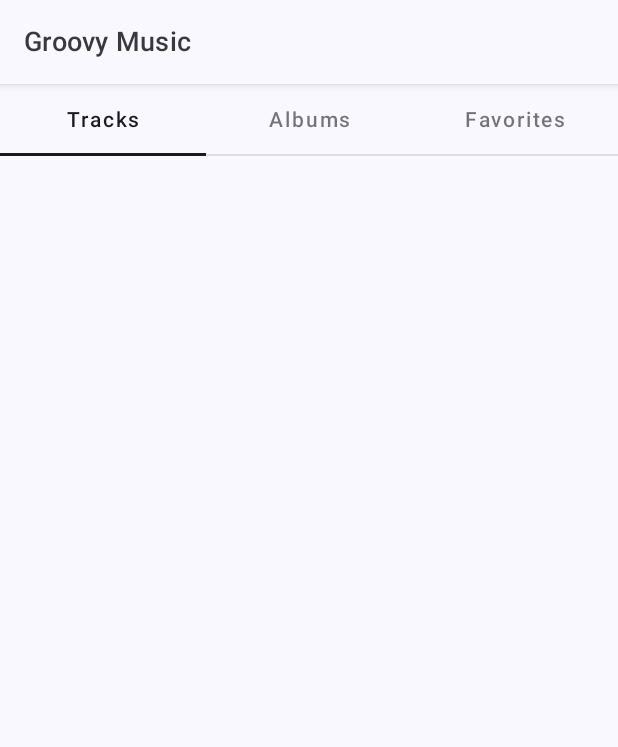
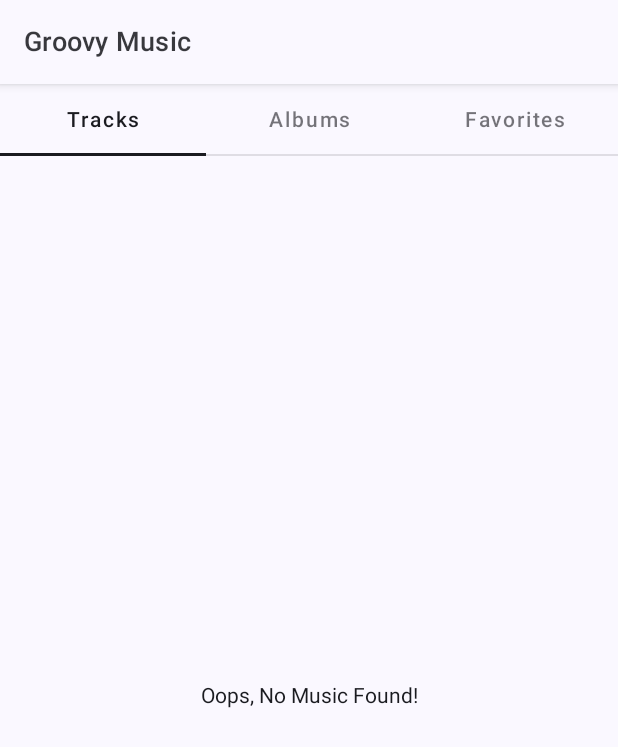
Before and after one commit to BitMavrick/Groovy, an Android app built with Jetpack Compose: the screen it shows after launch (MainActivity), on a phone screen of 412 x 824 dp. Shown: the top 747 px of the screen. Run offline under Robolectric (Android 15) with nearby library versions, the phone set to English and light mode, and no system bars; our stand-ins replace accompanist.

Commit message:
Little refinement

```diff
--- a/app/src/main/java/com/playmakers/groovy/ui/home/HomeScreen.kt
+++ b/app/src/main/java/com/playmakers/groovy/ui/home/HomeScreen.kt
@@ -116,10 +116,26 @@ fun TracksScreen(){
     val musicFiles = remember { getMusic(context) }
 
     Surface(color = MaterialTheme.colorScheme.background) {
-        LazyColumn(modifier = Modifier.fillMaxSize()){
-            items(musicFiles.size){
+
+        if(musicFiles.isNotEmpty()){
+            LazyColumn(modifier = Modifier.fillMaxSize()){
+                items(musicFiles.size){
+                    Text(
+                        text = musicFiles[it].title,
+                        fontWeight = FontWeight.Normal,
+                        color = MaterialTheme.colorScheme.onBackground,
+                        fontSize = 14.sp
+                    )
+                }
+            }
+        }else{
+            Column(
+                modifier = Modifier.fillMaxSize(),
+                verticalArrangement = Arrangement.Center,
+                horizontalAlignment = Alignment.CenterHorizontally,
+            ) {
                 Text(
-                    text = musicFiles[it].title,
+                    text = "Oops, No Music Found!",
                     fontWeight = FontWeight.Normal,
                     color = MaterialTheme.colorScheme.onBackground,
                     fontSize = 14.sp
```
